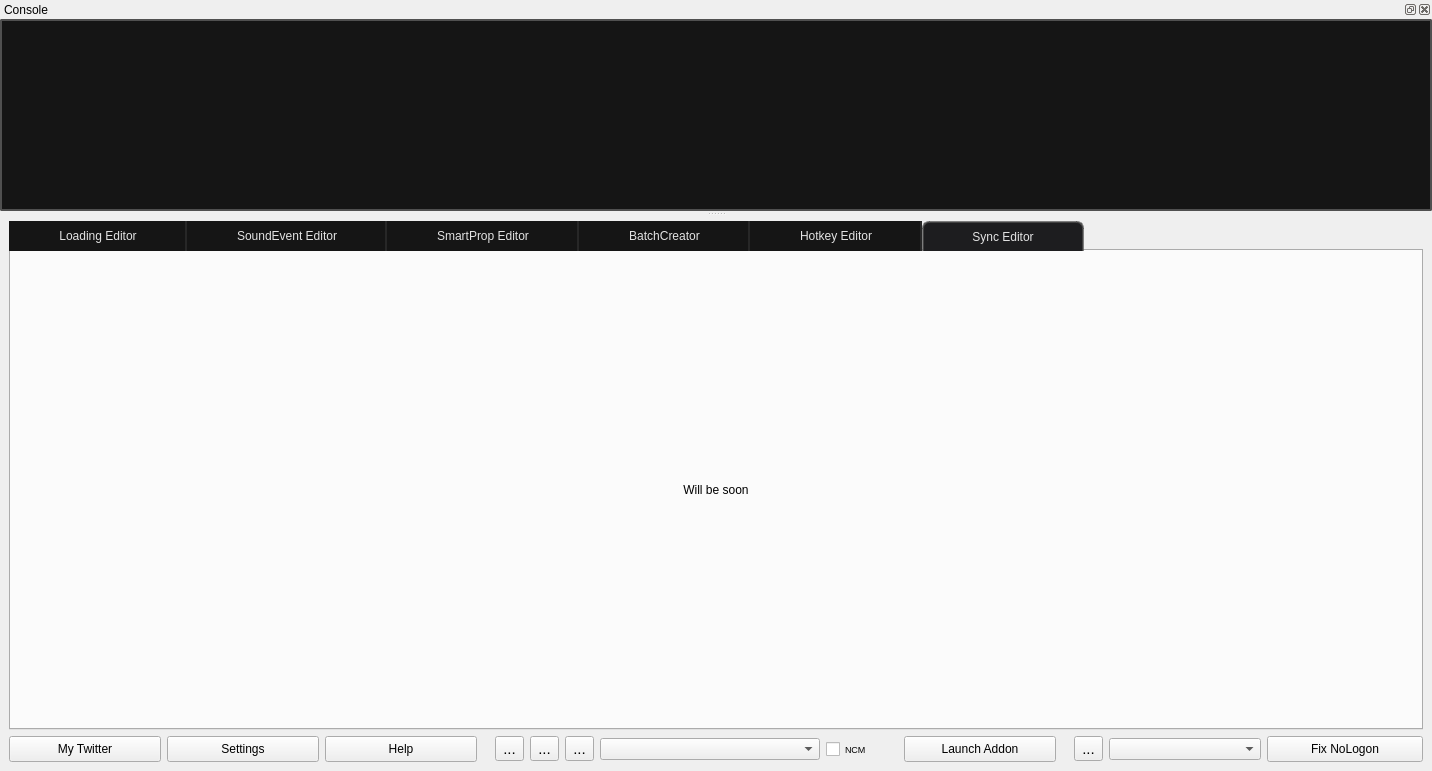
dertwist/Hammer5Tools, file main.ui: the form before one commit.
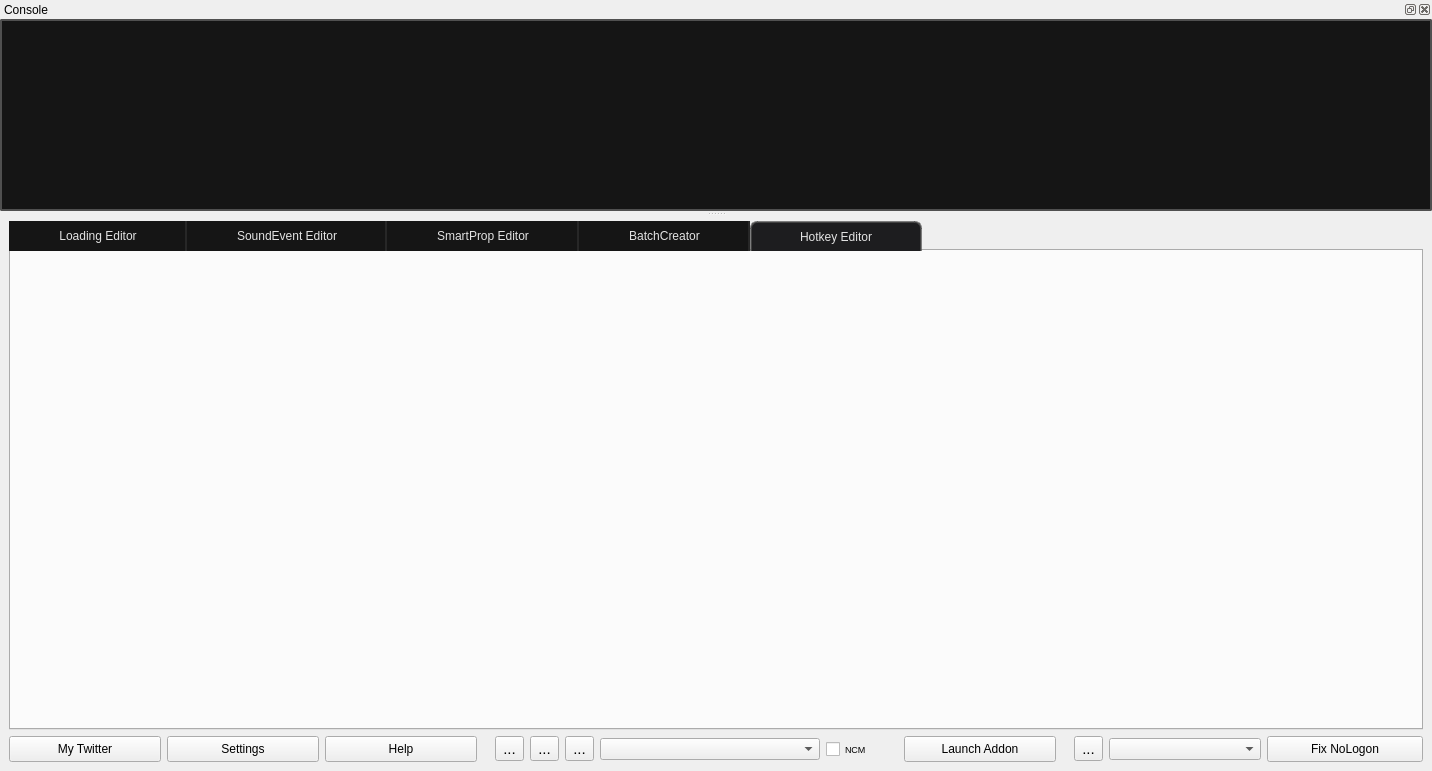
The form after the commit. The open tabs and pages were chosen to show the change. Icons and pictures are not drawn.

```diff
--- a/main.ui
+++ b/main.ui
@@ -165,45 +165,6 @@
        </attribute>
        <layout class="QVBoxLayout" name="verticalLayout_3"/>
       </widget>
-      <widget class="QWidget" name="synchronization_tab">
-       <property name="enabled">
-        <bool>true</bool>
-       </property>
-       <attribute name="icon">
-        <iconset resource="resources.qrc">
-         <normaloff>:/icons/sync_24dp_9D9D9D_FILL0_wght400_GRAD0_opsz24.svg</normaloff>:/icons/sync_24dp_9D9D9D_FILL0_wght400_GRAD0_opsz24.svg</iconset>
-       </attribute>
-       <attribute name="title">
-        <string>Sync Editor</string>
-       </attribute>
-       <layout class="QVBoxLayout" name="verticalLayout_6">
-        <item>
-         <widget class="QLabel" name="label_4">
-          <property name="sizePolicy">
-           <sizepolicy hsizetype="Preferred" vsizetype="Preferred">
-            <horstretch>0</horstretch>
-            <verstretch>0</verstretch>
-           </sizepolicy>
-          </property>
-          <property name="styleSheet">
-           <string notr="true">font: 24pt &quot;Segoe UI&quot;;</string>
-          </property>
-          <property name="text">
-           <string>Will be soon</string>
-          </property>
-          <property name="scaledContents">
-           <bool>false</bool>
-          </property>
-          <property name="alignment">
-           <set>Qt::AlignCenter</set>
-          </property>
-          <property name="margin">
-           <number>0</number>
-          </property>
-         </widget>
-        </item>
-       </layout>
-      </widget>
      </widget>
     </item>
     <item>
```
Left out of the diff: 12 changed lines with no effect on the pictures.
